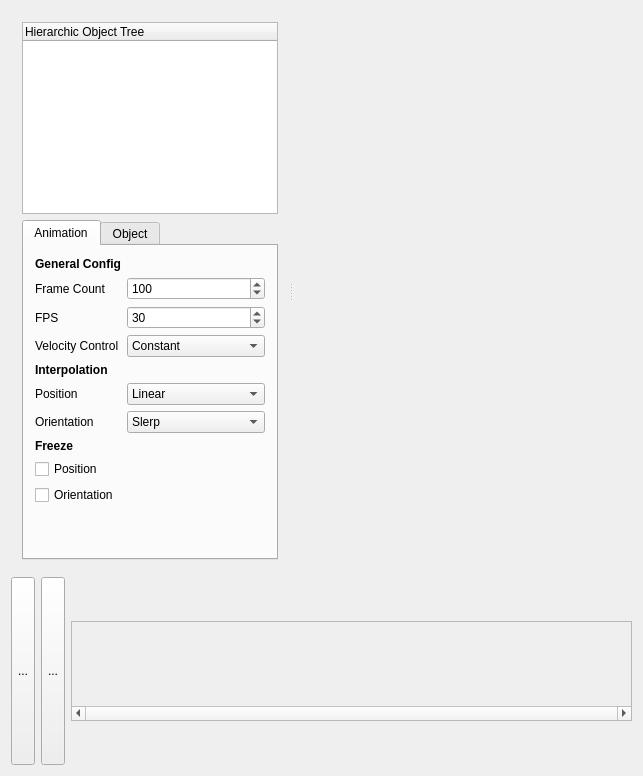
Qt form Animação/mainwindow.ui (RicardoBusta/animacao-ufc-2012) before a commit.
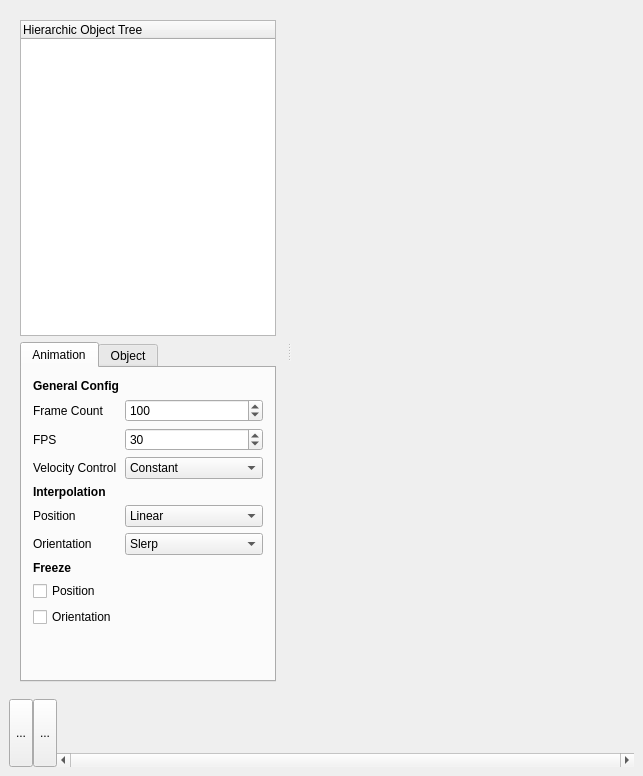
The same form after that commit. The open tabs and pages were chosen to show the change. Icons and pictures are not drawn. Custom widgets are drawn as their Qt base class.

What changed in the file:
```diff
--- a/Animação/mainwindow.ui
+++ b/Animação/mainwindow.ui
@@ -20,9 +20,21 @@
    </size>
   </property>
   <widget class="QWidget" name="centralWidget">
-   <layout class="QVBoxLayout" name="verticalLayout_9">
+   <layout class="QVBoxLayout" name="verticalLayout_9" stretch="0,0">
+    <property name="spacing">
+     <number>6</number>
+    </property>
+    <property name="margin">
+     <number>9</number>
+    </property>
     <item>
      <widget class="QSplitter" name="splitter">
+      <property name="sizePolicy">
+       <sizepolicy hsizetype="Expanding" vsizetype="Preferred">
+        <horstretch>0</horstretch>
+        <verstretch>1</verstretch>
+       </sizepolicy>
+      </property>
       <property name="orientation">
        <enum>Qt::Horizontal</enum>
       </property>
@@ -52,7 +64,7 @@
         <item>
          <widget class="QTabWidget" name="verticalTabWidget_5">
           <property name="currentIndex">
-           <number>1</number>
+           <number>0</number>
           </property>
           <widget class="QWidget" name="verticalTabWidget_5Page1">
            <attribute name="title">
@@ -518,6 +530,9 @@
     </item>
     <item>
      <layout class="QHBoxLayout" name="horizontalLayout">
+      <property name="spacing">
+       <number>0</number>
+      </property>
       <item>
        <widget class="QToolButton" name="button_stop">
         <property name="sizePolicy">
@@ -555,7 +570,7 @@
       <item>
        <widget class="QScrollArea" name="scrollArea">
         <property name="sizePolicy">
-         <sizepolicy hsizetype="Expanding" vsizetype="Preferred">
+         <sizepolicy hsizetype="Expanding" vsizetype="Fixed">
           <horstretch>1</horstretch>
           <verstretch>0</verstretch>
          </sizepolicy>
@@ -566,6 +581,12 @@
           <height>100</height>
          </size>
         </property>
+        <property name="frameShape">
+         <enum>QFrame::NoFrame</enum>
+        </property>
+        <property name="frameShadow">
+         <enum>QFrame::Sunken</enum>
+        </property>
         <property name="verticalScrollBarPolicy">
          <enum>Qt::ScrollBarAlwaysOff</enum>
         </property>
@@ -580,8 +601,8 @@
           <rect>
            <x>0</x>
            <y>0</y>
-           <width>565</width>
-           <height>85</height>
+           <width>579</width>
+           <height>63</height>
           </rect>
          </property>
          <property name="sizePolicy">
```
